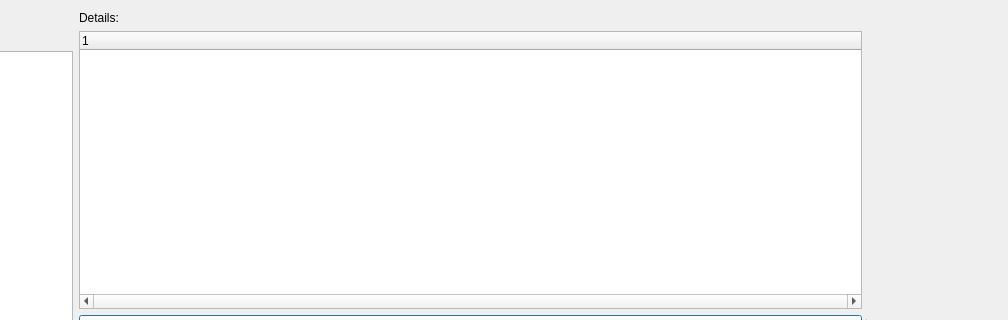
Above: ui/frameinfowindow.ui from esaulenka/SavvyCAN before the change; both pictures show x 134 to 1142 and y 0 to 320 of the 1142 by 651 pixel window. Below: the same form after it.
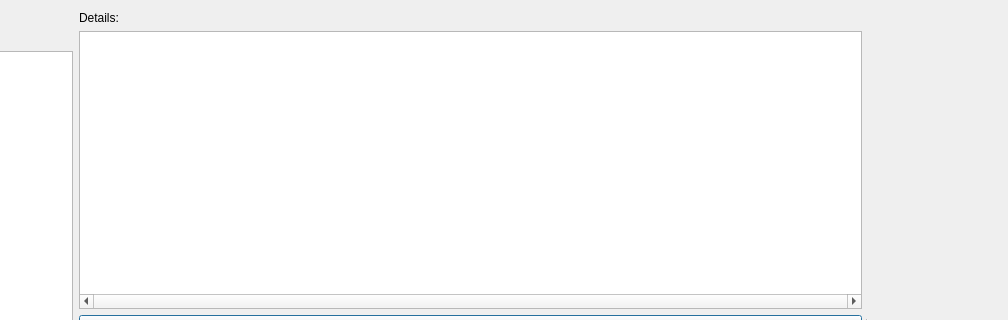
That is the form after the change. Custom widgets are drawn as their Qt base class.

Commit message: Fix 'Frame Info' window

Patch:
```diff
--- a/ui/frameinfowindow.ui
+++ b/ui/frameinfowindow.ui
@@ -74,6 +74,9 @@
              <property name="horizontalScrollBarPolicy">
               <enum>Qt::ScrollBarAlwaysOn</enum>
              </property>
+             <attribute name="headerVisible">
+              <bool>false</bool>
+             </attribute>
              <column>
               <property name="text">
                <string notr="true">1</string>
```
Left out of the diff: 8 changed lines with no effect on the pictures. The commit also changes 2 other files.
